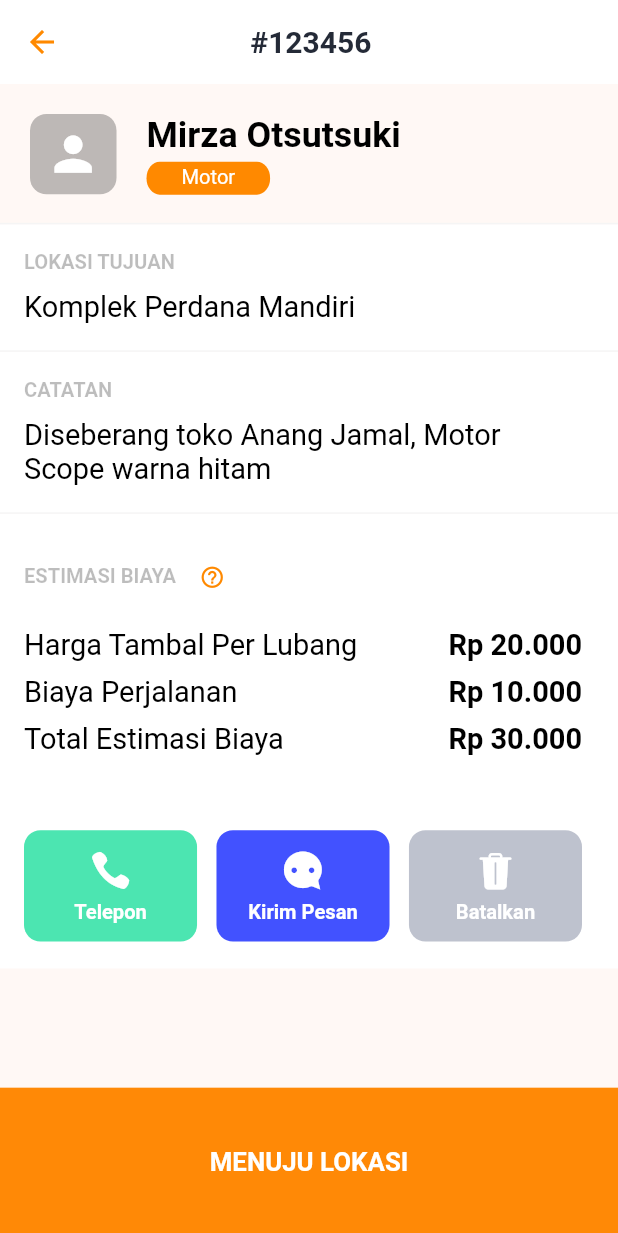
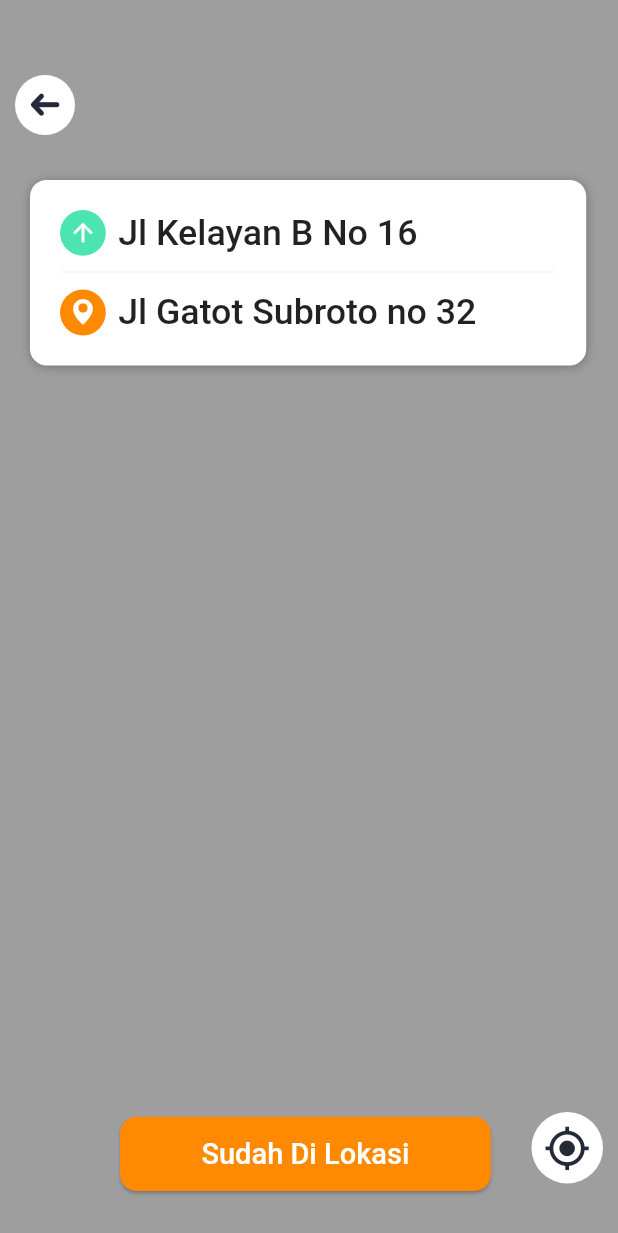
Before and after one commit to MirzaMlna/Tambalin, a Flutter app: the OrderReceived screen opened directly, after a tap on "MENUJU LOKASI", on a phone screen of 412 x 824 dp. Shown: the top 1233 px of the screen. Run offline on Flutter 3.47's test engine with Material 2 defaults, Android fonts, the light colour scheme and no system bars; our stand-ins replace chat_bubbles, get, google_fonts, responsive_sizer, settings_ui; missing offline and left inert: flutter_verification_code.

Commit message:
🎉Add Order Tracking View

```diff
--- a/lib/order/views/order_received_view.dart
+++ b/lib/order/views/order_received_view.dart
@@ -1,5 +1,6 @@
 import 'package:flutter/material.dart';
 import 'package:responsive_sizer/responsive_sizer.dart';
+import 'package:tambalin_app/order/views/tracking/order_tracking_view.dart';
 import 'package:tambalin_app/widgets/buttons/button.dart';
 import 'package:tambalin_app/order/views/detail/chat/order_chat_view.dart';
 import 'package:tambalin_app/utlis/color_pallete.dart';
@@ -87,27 +88,6 @@ class _OrderReceivedState extends State<OrderReceived> {
                   ),
                 ],
               ),
-              // Expanded(
-              //   child: Column(
-              //     crossAxisAlignment: CrossAxisAlignment.end,
-              //     children: [
-              //       Text(
-              //         'Estimasi Biaya',
-              //         style: TextStyle(
-              //             fontSize: 13.sp,
-              //             fontWeight: FontWeight.w500,
-              //             color: Colors.grey),
-              //       ),
-              //       Text(
-              //         'Rp. 25.000',
-              //         style: TextStyle(
-              //           fontSize: 17.sp,
-              //           fontWeight: FontWeight.bold,
-              //         ),
-              //       ),
-              //     ],
-              //   ),
-              // ),
               SizedBox(
                 width: 5.w,
               )
@@ -433,7 +413,9 @@ class _OrderReceivedState extends State<OrderReceived> {
       bottomNavigationBar: Material(
         color: const Color(0xffff8906),
         child: InkWell(
-          onTap: () {},
+          onTap: () {
+            Navigator.push(context, MaterialPageRoute(builder: ((context) => const OrderTrackingView())));
+          },
           child: SizedBox(
             height: 12.h,
             width: double.infinity,
--- /dev/null
+++ b/lib/order/views/tracking/order_tracking_view.dart
@@ -0,0 +1,141 @@
+import 'package:flutter/material.dart';
+import 'package:responsive_sizer/responsive_sizer.dart';
+import 'package:tambalin_app/utlis/color_pallete.dart';
+import 'package:tambalin_app/utlis/tambalin_icons.dart';
+import 'package:tambalin_app/widgets/buttons/button.dart';
+
+class OrderTrackingView extends StatefulWidget {
+  const OrderTrackingView({super.key});
+
+  @override
+  State<OrderTrackingView> createState() => _OrderTrackingViewState();
+}
+
+class _OrderTrackingViewState extends State<OrderTrackingView> {
+  @override
+  Widget build(BuildContext context) {
+    return Scaffold(
+      body: Stack(
+        children: [
+          Container(
+            width: 100.w,
+            height: 100.h,
+            color: Colors.grey,
+          ),
+          Positioned(
+              top: 50,
+              left: 10,
+              child: CircleAvatar(
+                backgroundColor: Colors.white,
+                child: InkWell(
+                  splashColor: Colors.blue,
+                  borderRadius: BorderRadius.circular(8.0),
+                  onTap: () => Navigator.pop(context),
+                  child: Icon(
+                    Tambalin.arrow_left_navgation,
+                    size: 20.sp,
+                    color: tambalinBlack,
+                  ),
+                ),
+              )),
+          Positioned(
+              bottom: 35,
+              right: 10,
+              child: CircleAvatar(
+                radius: 20.sp,
+                backgroundColor: Colors.white,
+                child: InkWell(
+                  onTap: () => Navigator.pop(context),
+                  child: Icon(
+                    Icons.gps_fixed,
+                    size: 23.sp,
+                    color: tambalinBlack,
+                  ),
+                ),
+              )),
+          Positioned(
+              bottom: 30,
+              left: 80,
+              child: SizedBox(
+                height: 6.h,
+                width: 60.w,
+                child: CustomButton(
+                  color: tambalinPrimary,
+                  onTap: () {
+                    //
+                  },
+                  text: 'Sudah Di Lokasi',
+                ),
+              )),
+          Positioned(
+              top: 120,
+              left: 20,
+              child: Container(
+                padding: const EdgeInsets.all(20),
+                height: 15.h,
+                width: 90.w,
+                decoration: BoxDecoration(
+                  borderRadius: BorderRadius.circular(11),
+                  color: Colors.white,
+                  boxShadow: const [
+                    BoxShadow(
+                      color: Colors.black26,
+                      blurRadius: 5,
+                      offset: Offset(0, 1),
+                    ),
+                  ],
+                ),
+                child: Column(
+                  mainAxisAlignment: MainAxisAlignment.spaceBetween,
+                  children: [
+                    Row(
+                      children: [
+                        CircleAvatar(
+                          backgroundColor: const Color(0xFF4CE5B1),
+                          radius: 16.sp,
+                          child: Icon(
+                            Icons.arrow_upward_outlined,
+                            color: Colors.white,
+                            size: 18.sp,
+                          ),
+                        ),
+                        SizedBox(width: 2.w),
+                        Text(
+                          'Jl Kelayan B No 16',
+                          style: TextStyle(
+                              fontSize: 20.sp, fontWeight: FontWeight.w500),
+                        ),
+                      ],
+                    ),
+                    Divider(
+                      thickness: 1,
+                      height: 0,
+                      color: Colors.grey[100],
+                    ),
+                    Row(
+                      children: [
+                        CircleAvatar(
+                          backgroundColor: tambalinPrimary,
+                          radius: 16.sp,
+                          child: Icon(
+                            Tambalin.location,
+                            color: Colors.white,
+                            size: 18.sp,
+                          ),
+                        ),
+                        SizedBox(width: 2.w),
+                        Text(
+                          'Jl Gatot Subroto no 32',
+                          style: TextStyle(
+                              fontSize: 20.sp, fontWeight: FontWeight.w500),
+                        ),
+                      ],
+                    ),
+                  ],
+                ),
+              ))
+        ],
+      ),
+    );
+  }
+}
--- a/lib/widgets/buttons/button.dart
+++ b/lib/widgets/buttons/button.dart
@@ -18,7 +18,6 @@ class CustomButton extends StatefulWidget {
   State<CustomButton> createState() => _CustomButtonState();
 }
 
-//Custom Button
 class _CustomButtonState extends State<CustomButton> {
   @override
   Widget build(BuildContext context) {
@@ -28,16 +27,17 @@ class _CustomButtonState extends State<CustomButton> {
       child: ElevatedButton(
         onPressed: widget.onTap,
         style: ElevatedButton.styleFrom(
+          shape: RoundedRectangleBorder(
+            borderRadius: BorderRadius.circular(11),
+          ),
           backgroundColor: widget.color ?? tambalinBlack,
         ),
         child: Text(
           widget.text ?? 'Button',
-          style:
-            TextStyle(
-                fontSize: 18.sp,
-                fontWeight: FontWeight.w500,
-                color: Colors.white),
-
+          style: TextStyle(
+              fontSize: 18.sp,
+              fontWeight: FontWeight.w500,
+              color: Colors.white),
         ),
       ),
     );
```
Also changed, not shown: lib/pages/auth/views/signin_view.dart (deleted, +0 -183 lines).
